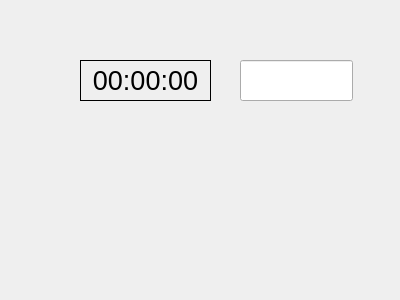
lefrostxgcc/Stopwatch, file stopwatch.ui: the form before one commit.
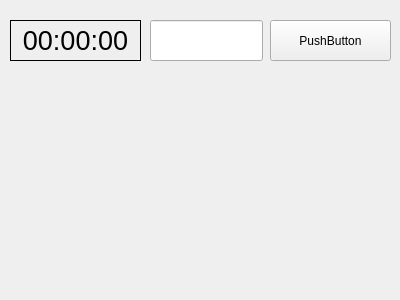
The form after the commit. Icons and pictures are not drawn.

```diff
--- a/stopwatch.ui
+++ b/stopwatch.ui
@@ -27,8 +27,8 @@
    <widget class="QLabel" name="labelTime">
     <property name="geometry">
      <rect>
-      <x>80</x>
-      <y>60</y>
+      <x>10</x>
+      <y>20</y>
       <width>131</width>
       <height>41</height>
      </rect>
@@ -60,8 +60,8 @@
    <widget class="QLineEdit" name="lineEditNotes">
     <property name="geometry">
      <rect>
-      <x>240</x>
-      <y>60</y>
+      <x>150</x>
+      <y>20</y>
       <width>113</width>
       <height>41</height>
      </rect>
@@ -72,6 +72,19 @@
      </font>
     </property>
    </widget>
+   <widget class="QPushButton" name="pushButton">
+    <property name="geometry">
+     <rect>
+      <x>270</x>
+      <y>20</y>
+      <width>121</width>
+      <height>41</height>
+     </rect>
+    </property>
+    <property name="text">
+     <string>PushButton</string>
+    </property>
+   </widget>
   </widget>
  </widget>
  <layoutdefault spacing="6" margin="11"/>
```
